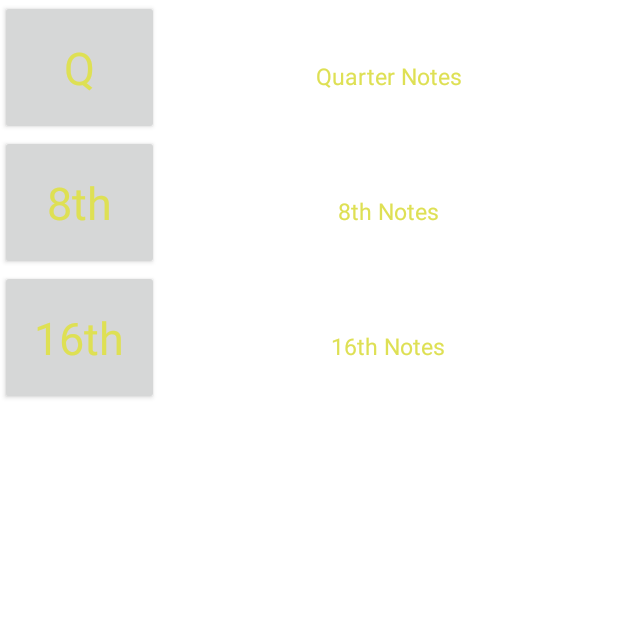
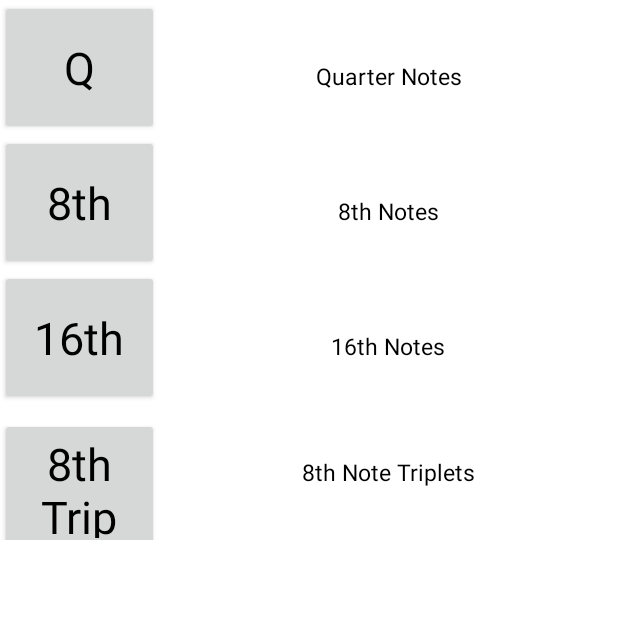
Before and after one commit to tcollins6049/CustoMet, an Android app: the setSubdivisionsActivity screen opened directly, with no data from a screen before it, on a phone screen of 412 x 824 dp, the top half of it. Run offline under Robolectric (Android 15) with nearby library versions, the phone set to English and light mode, and no system bars.

Commit message:
Added music note images and the ability to control what notes play.

```diff
--- a/app/src/main/java/com/example/metronomni/setSubdivisionsActivity.java
+++ b/app/src/main/java/com/example/metronomni/setSubdivisionsActivity.java
@@ -19,25 +19,39 @@ public class setSubdivisionsActivity extends Activity {
                 JavaMetronome.setQuarterSubs(true);
                 JavaMetronome.setEighthSubs(false);
                 JavaMetronome.set16thSubs(false);
+                JavaMetronome.set8thTripSubs(false);
             }
         });
 
-        Button subsEightsButton = (Button) findViewById(R.id.setEighthNoteButton);
-        subsQuarterButton.setOnClickListener(new View.OnClickListener() {
+        Button subsEighthsButton = (Button) findViewById(R.id.setEighthNoteButton);
+        subsEighthsButton.setOnClickListener(new View.OnClickListener() {
             public void onClick(View v) {
                 JavaMetronome.setQuarterSubs(false);
                 JavaMetronome.setEighthSubs(true);
                 JavaMetronome.set16thSubs(false);
+                JavaMetronome.set8thTripSubs(false);
             }
         });
 
         Button subsSixteenthsButton = (Button) findViewById(R.id.setSixteenthNoteButton);
-        subsQuarterButton.setOnClickListener(new View.OnClickListener() {
+        subsSixteenthsButton.setOnClickListener(new View.OnClickListener() {
             public void onClick(View v) {
                 JavaMetronome.setQuarterSubs(false);
                 JavaMetronome.setEighthSubs(false);
                 JavaMetronome.set16thSubs(true);
+                JavaMetronome.set8thTripSubs(false);
             }
         });
+
+        Button subsEighthNoteTripletsButton = (Button) findViewById(R.id.setEighthNoteTripletButton);
+        subsEighthNoteTripletsButton.setOnClickListener(new View.OnClickListener() {
+            public void onClick(View v) {
+                JavaMetronome.setQuarterSubs(false);
+                JavaMetronome.setEighthSubs(false);
+                JavaMetronome.set16thSubs(false);
+                JavaMetronome.set8thTripSubs(true);
+            }
+        });
+
     }
 }
--- a/app/src/main/res/layout/activity_subdivisions.xml
+++ b/app/src/main/res/layout/activity_subdivisions.xml
@@ -20,7 +20,7 @@
             android:gravity="center_vertical|center_horizontal"
             android:text="Q"
             android:textAppearance="?android:attr/textAppearanceLarge"
-            android:textColor="@color/yellow"
+            android:textColor="@color/black"
             android:textSize="30sp" />
 
         <TextView
@@ -31,7 +31,7 @@
             android:gravity="center_vertical|center_horizontal"
             android:text="Quarter Notes"
             android:textAppearance="?android:attr/textAppearanceLarge"
-            android:textColor="@color/yellow"
+            android:textColor="@color/black"
             android:textSize="15sp" />
 
 
@@ -49,7 +49,7 @@
             android:gravity="center_vertical|center_horizontal"
             android:text="8th"
             android:textAppearance="?android:attr/textAppearanceLarge"
-            android:textColor="@color/yellow"
+            android:textColor="@color/black"
             android:textSize="30sp" />
 
         <TextView
@@ -60,7 +60,7 @@
             android:gravity="center_vertical|center_horizontal"
             android:text="8th Notes"
             android:textAppearance="?android:attr/textAppearanceLarge"
-            android:textColor="@color/yellow"
+            android:textColor="@color/black"
             android:textSize="15sp" />
 
 
@@ -78,7 +78,7 @@
             android:gravity="center_vertical|center_horizontal"
             android:text="16th"
             android:textAppearance="?android:attr/textAppearanceLarge"
-            android:textColor="@color/yellow"
+            android:textColor="@color/black"
             android:textSize="30sp" />
 
         <TextView
@@ -89,7 +89,36 @@
             android:gravity="center_vertical|center_horizontal"
             android:text="16th Notes"
             android:textAppearance="?android:attr/textAppearanceLarge"
-            android:textColor="@color/yellow"
+            android:textColor="@color/black"
+            android:textSize="15sp" />
+
+
+    </LinearLayout>
+    <LinearLayout
+        android:id="@+id/linearLayout4"
+        android:layout_width="match_parent"
+        android:layout_height="wrap_content" >
+
+        <Button
+            android:id="@+id/setEighthNoteTripletButton"
+            android:layout_width="0dp"
+            android:layout_height="90dp"
+            android:layout_weight="1"
+            android:gravity="center_vertical|center_horizontal"
+            android:text="8th Trip"
+            android:textAppearance="?android:attr/textAppearanceLarge"
+            android:textColor="@color/black"
+            android:textSize="30sp" />
+
+        <TextView
+            android:id="@+id/EighthNoteTripletText"
+            android:layout_width="200dp"
+            android:layout_height="90dp"
+            android:layout_weight="1"
+            android:gravity="center_vertical|center_horizontal"
+            android:text="8th Note Triplets"
+            android:textAppearance="?android:attr/textAppearanceLarge"
+            android:textColor="@color/black"
             android:textSize="15sp" />
 
 
```
Also changed, not shown: app/src/main/java/com/example/metronomni/JavaMetronome.java (+87 -4 lines), app/src/main/java/com/example/metronomni/MainActivity.java (+43 -0 lines), app/src/main/res/layout/activity_main.xml (+32 -0 lines), app/src/main/res/drawable/edited_quarter_note.png (added), app/src/main/res/drawable/music_note.png (added), app/src/main/res/drawable/quarter_note.png (added), app/src/main/res/drawable/quarter_note_rest.png (added).
